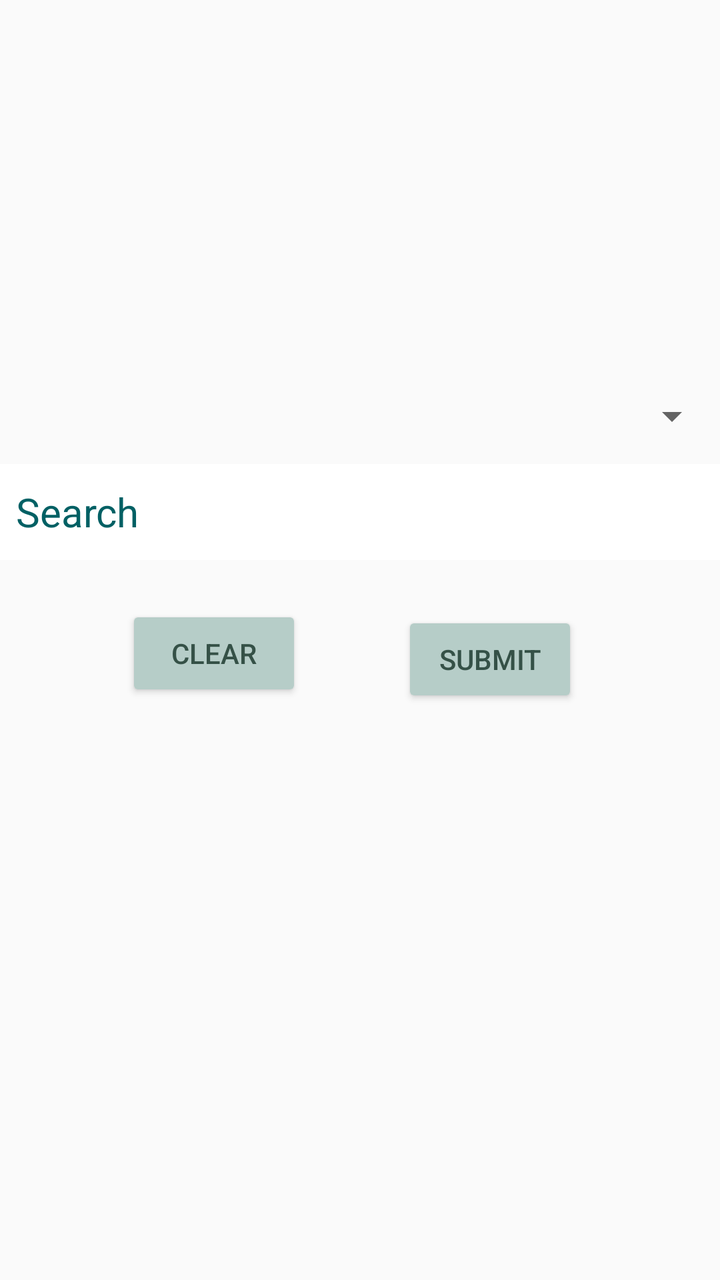
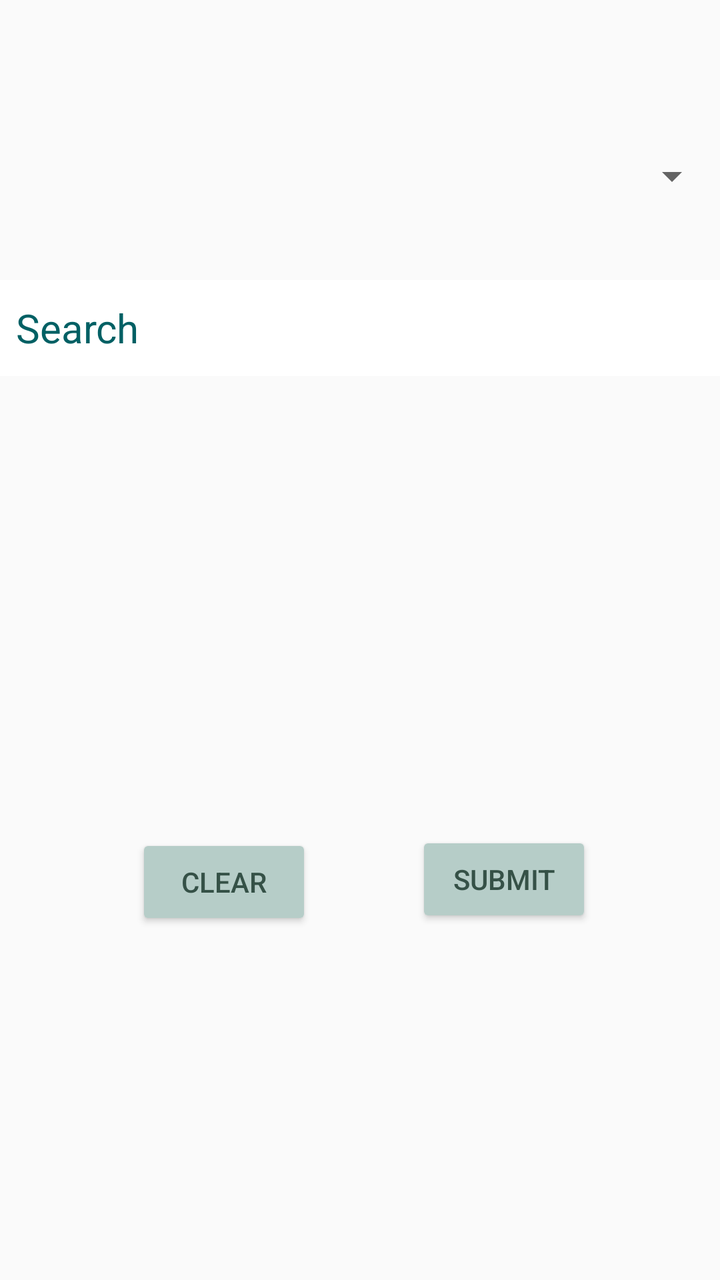

Compare the two renders of this Android layout. The source of the first and the diff that turns it into the second are given below.
<!-- AndroidManifest.xml: application theme Theme.Design.Light.NoActionBar -->
<!-- res/layout/dialog_filter_task.xml -->
<?xml version="1.0" encoding="utf-8"?>
<androidx.constraintlayout.widget.ConstraintLayout xmlns:android="http://schemas.android.com/apk/res/android"
    xmlns:app="http://schemas.android.com/apk/res-auto"
    xmlns:tools="http://schemas.android.com/tools"
    android:layout_width="match_parent"
    android:layout_height="match_parent">

    <Spinner
        android:id="@+id/searchSpinner"
        android:layout_width="match_parent"
        android:layout_height="48dp"
        android:layout_marginTop="184dp"
        android:layout_marginBottom="12dp"
        app:layout_constraintBottom_toTopOf="@+id/search"
        app:layout_constraintEnd_toEndOf="parent"
        app:layout_constraintStart_toStartOf="parent"
        app:layout_constraintTop_toTopOf="parent" />

    <EditText
        android:id="@+id/search"
        android:layout_width="match_parent"
        android:layout_height="48dp"
        android:background="@color/white"
        android:hint="Search"
        android:inputType="textPassword"
        android:paddingStart="8dp"
        android:paddingEnd="8dp"
        android:textColor="@color/black"
        android:textColorHint="#006064"
        android:textSize="20sp"
        app:layout_constraintEnd_toEndOf="parent"
        app:layout_constraintStart_toStartOf="parent"
        app:layout_constraintTop_toBottomOf="@+id/searchSpinner"
        tools:ignore="Autofill,TextContrastCheck" />

    <Button
        android:id="@+id/submit"
        android:layout_width="wrap_content"
        android:layout_height="wrap_content"
        android:layout_marginTop="3dp"
        android:layout_marginEnd="21dp"
        android:text="@string/submit"
        android:textColor="@color/MineralGreen"
        app:backgroundTint="@color/Opal"
        app:layout_constraintEnd_toEndOf="parent"
        app:layout_constraintStart_toEndOf="@+id/clear"
        app:layout_constraintTop_toTopOf="@+id/clear" />

    <Button
        android:id="@+id/clear"
        android:layout_width="wrap_content"
        android:layout_height="wrap_content"
        android:layout_marginStart="13dp"
        android:layout_marginBottom="267dp"
        android:text="Clear"
        android:textColor="@color/MineralGreen"
        app:backgroundTint="@color/Opal"
        app:layout_constraintBottom_toBottomOf="parent"
        app:layout_constraintEnd_toStartOf="@+id/submit"
        app:layout_constraintStart_toStartOf="parent"
        app:layout_constraintTop_toBottomOf="@+id/search" />


</androidx.constraintlayout.widget.ConstraintLayout>
<!-- resources referenced by this layout -->
<resources>
  <color name="MineralGreen">#355147</color>
  <color name="Opal">#B6CDC8</color>
  <color name="black">#FF000000</color>
  <color name="white">#FFFFFFFF</color>
  <string name="submit">Submit</string>
</resources>

<!-- the commit's change to res/layout/dialog_filter_task.xml (unified diff, before → after) -->
@@ -3,16 +3,15 @@
     xmlns:app="http://schemas.android.com/apk/res-auto"
     xmlns:tools="http://schemas.android.com/tools"
     android:layout_width="match_parent"
-    android:layout_height="match_parent">
+    android:layout_height="300dp">
 
     <Spinner
         android:id="@+id/searchSpinner"
         android:layout_width="match_parent"
         android:layout_height="48dp"
-        android:layout_marginTop="184dp"
-        android:layout_marginBottom="12dp"
-        app:layout_constraintBottom_toTopOf="@+id/search"
+        android:layout_marginTop="64dp"
         app:layout_constraintEnd_toEndOf="parent"
+        app:layout_constraintHorizontal_bias="0.0"
         app:layout_constraintStart_toStartOf="parent"
         app:layout_constraintTop_toTopOf="parent" />
 
@@ -20,15 +19,16 @@
         android:id="@+id/search"
         android:layout_width="match_parent"
         android:layout_height="48dp"
+        android:layout_marginTop="28dp"
         android:background="@color/white"
         android:hint="Search"
-        android:inputType="textPassword"
         android:paddingStart="8dp"
         android:paddingEnd="8dp"
         android:textColor="@color/black"
         android:textColorHint="#006064"
         android:textSize="20sp"
         app:layout_constraintEnd_toEndOf="parent"
+        app:layout_constraintHorizontal_bias="0.0"
         app:layout_constraintStart_toStartOf="parent"
         app:layout_constraintTop_toBottomOf="@+id/searchSpinner"
         tools:ignore="Autofill,TextContrastCheck" />
@@ -37,28 +37,28 @@
         android:id="@+id/submit"
         android:layout_width="wrap_content"
         android:layout_height="wrap_content"
-        android:layout_marginTop="3dp"
-        android:layout_marginEnd="21dp"
+        android:layout_marginTop="51dp"
+        android:layout_marginEnd="64dp"
         android:text="@string/submit"
         android:textColor="@color/MineralGreen"
         app:backgroundTint="@color/Opal"
+        app:layout_constraintBottom_toBottomOf="parent"
         app:layout_constraintEnd_toEndOf="parent"
-        app:layout_constraintStart_toEndOf="@+id/clear"
-        app:layout_constraintTop_toTopOf="@+id/clear" />
+        app:layout_constraintTop_toBottomOf="@+id/search" />
 
     <Button
         android:id="@+id/clear"
         android:layout_width="wrap_content"
         android:layout_height="wrap_content"
-        android:layout_marginStart="13dp"
-        android:layout_marginBottom="267dp"
+        android:layout_marginStart="68dp"
+        android:layout_marginTop="51dp"
         android:text="Clear"
         android:textColor="@color/MineralGreen"
         app:backgroundTint="@color/Opal"
         app:layout_constraintBottom_toBottomOf="parent"
-        app:layout_constraintEnd_toStartOf="@+id/submit"
         app:layout_constraintStart_toStartOf="parent"
-        app:layout_constraintTop_toBottomOf="@+id/search" />
+        app:layout_constraintTop_toBottomOf="@+id/search"
+        app:layout_constraintVertical_bias="0.504" />
 
 
 </androidx.constraintlayout.widget.ConstraintLayout>
